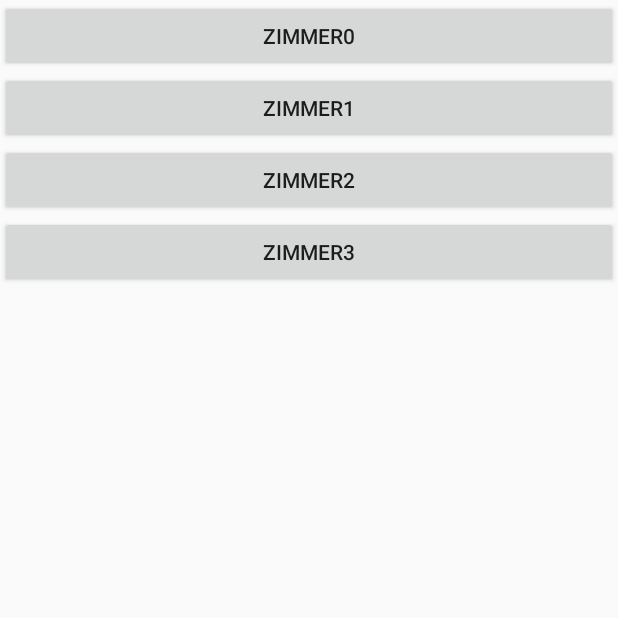
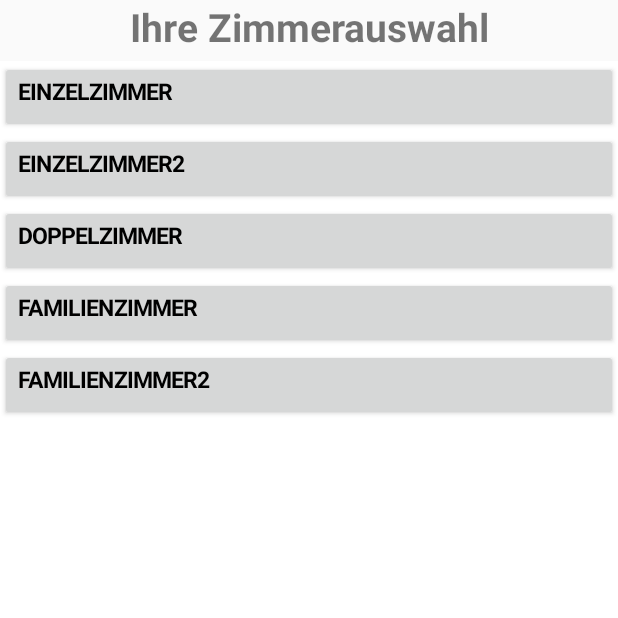
Before and after one commit to Benzolitz/FHDW.Hotel.Android, an Android app: the AccordeonZimmer screen opened directly, with no data from a screen before it, on a phone screen of 412 x 824 dp, the top half of it. Run offline under Robolectric (Android 15) with nearby library versions, the phone set to English and light mode, and no system bars.

Commit message:
Accordeon fast fertig

```diff
--- a/app/src/main/java/fhdw/hotel/AccordeonZimmer.java
+++ b/app/src/main/java/fhdw/hotel/AccordeonZimmer.java
@@ -1,177 +1,306 @@
 package fhdw.hotel;
 
+
+import android.app.Activity;
+
+import android.graphics.drawable.Drawable;
+import android.opengl.Visibility;
 import android.os.Bundle;
-import android.support.design.widget.FloatingActionButton;
-import android.support.design.widget.Snackbar;
-import android.support.v7.app.AppCompatActivity;
-import android.support.v7.widget.Toolbar;
-import android.view.Menu;
-import android.view.MenuInflater;
-import android.view.MenuItem;
+import android.util.TypedValue;
+import android.view.Gravity;
 import android.view.View;
-import android.widget.ArrayAdapter;
+import android.view.ViewGroup.LayoutParams;
 import android.widget.Button;
 import android.widget.LinearLayout;
-import android.app.Activity;
-import android.graphics.Typeface;
-import android.os.Bundle;
-import android.view.View;
-import android.view.ViewGroup.LayoutParams;
+import android.widget.TableLayout;
+import android.widget.TableRow;
+import android.widget.TextView;
 
-import android.widget.CheckBox;
-import android.widget.CompoundButton;
-import android.widget.CompoundButton.OnCheckedChangeListener;
-import android.widget.ListView;
-import android.widget.ScrollView;
-import android.widget.Toast;
+public class AccordeonZimmer extends Activity {
+    LinearLayout rooms;
 
-
-
-public class AccordeonZimmer extends AppCompatActivity {
-    Button b;
-    ScrollView scrollview;
-    Toolbar toolbar;
-    LinearLayout magicLL;
-    ListView magicLV;
-
-    @Override
-    public boolean onCreateOptionsMenu(Menu menu) {
-        getMenuInflater().inflate(R.menu.menu_accordeon_zimmer, menu);
-        return true;
+    public void onCreate(Bundle savedInstanceState) {
+        super.onCreate(savedInstanceState);
+        setContentView(R.layout.content_accordeon_zimmer);
+        rooms = (LinearLayout) findViewById(R.id.linearLayoutBuses);
+        fillCountryTable();
     }
 
-    @Override
-    public boolean onOptionsItemSelected(MenuItem item) {
-        int id = item.getItemId();
-        if (id == R.id.action_settings) {
-            return true;
-        }
-        return super.onOptionsItemSelected(item);
-    }
+    void fillCountryTable() {
 
-    /**
-     * Called when the activity is first created.
-     */
-    @Override
-    public void onCreate(Bundle savedInstanceState) {
-        super.onCreate(savedInstanceState);
-        setContentView(R.layout.activity_accordeon_zimmer);
-//      toolbar = (Toolbar) findViewById(R.id.toolbar);
-        toolbar = new Toolbar(this);
-        setSupportActionBar(toolbar);
+        Button b1;
+        TextView t1;
+//Converting to dip unit
+        int dip = (int) TypedValue.applyDimension(TypedValue.COMPLEX_UNIT_DIP,
+                (float) 1, getResources().getDisplayMetrics());
 
+        for (int current = 0; current < BusList.busNumber.length; current++) {
 
-//        ArrayAdapter<String> arrayAdapter = new ArrayAdapter<String>(this, R.layout.content_accordeon_zimmer);
+            b1 = new Button(this);
+            t1 = new TextView(this);
 
+            b1.setId(current);
+            t1.setId(current);
 
-        scrollview = new ScrollView(this);
-        LinearLayout linearlayout = new LinearLayout(this);
-        linearlayout.setOrientation(LinearLayout.VERTICAL);
-        scrollview.addView(linearlayout);
+            b1.setText(BusList.busNumber[current]);
+            t1.setText(BusList.busName[current]);
 
-        for (int i = 0; i < 4; i++) {
-            LinearLayout linear1 = new LinearLayout(this);
-            linear1.setOrientation(LinearLayout.HORIZONTAL);
-            linearlayout.addView(linear1);
-            b = new Button(this);
-            b.setText("Zimmer" + i);
-            b.setId(i);
+            b1.setTypeface(null, 1);
+            t1.setTypeface(null, 1);
 
-            b.setPadding(8, 3, 8, 3);
-            b.setLayoutParams(new LayoutParams(LayoutParams.FILL_PARENT, LayoutParams.WRAP_CONTENT));
+            t1.setTextSize(15);
+            b1.setTextSize(15);
 
-            linear1.addView(b);
+            b1.setGravity(Gravity.LEFT);
+            t1.setGravity(Gravity.LEFT);
 
-            magicLL = new LinearLayout(this);
-            magicLL.setOrientation(LinearLayout.VERTICAL);
-            magicLL.setId(100 + i);
+            t1.setPadding(20, 10, 10, 10);
 
+            /**
+             * By default, color of button is black
+             */
+            b1.setTextColor(getResources().getColor(R.color.black));
 
-            magicLV = new ListView(this);
-            magicLV.setId(200 + i);
-//
-//
-//            magicLV.setAdapter(arrayAdapter);
-//            arrayAdapter.add("listview" + i);
+//            b1.setCompoundDrawablesWithIntrinsicBounds(
+//                    0,     //left
+//                    0,      //top
+//                    R.drawable.sq_br_down,  //right
+//                    0);     //bottom
+            t1.setVisibility(t1.GONE);
 
-            magicLL.addView(magicLV);
+            rooms.addView(b1, new TableLayout.LayoutParams(
+                    LayoutParams.WRAP_CONTENT, LayoutParams.WRAP_CONTENT));
+            rooms.addView(t1, new TableLayout.LayoutParams(
+                    LayoutParams.WRAP_CONTENT, LayoutParams.WRAP_CONTENT));
 
+            b1.setOnClickListener(new View.OnClickListener() {
 
-            linear1.addView(magicLL);
+                public void onClick(View v) {
+                    Button button = (Button) v;
+                    LinearLayout parent = (LinearLayout) v.getParent();
 
+                    /**
+                     * If text color is black
+                     *         open the accordion of selected tab
+                     *         close the accordion of remaining tab
+                     * else
+                     *         if text color is white
+                     *         close the accordion of selected tab
+                     */
+                    if (button.getCurrentTextColor() == getResources().getColor(R.color.black)) {
+                        for (int j = 0; j < parent.getChildCount(); j++) {
+                            if (v.getId() == parent.getChildAt(j).getId()) {
+                                /*Change the color of text to check later wether a tab is opened or closed*/
+                                button.setTextColor(getResources().getColor(R.color.white));
 
-//            CheckBox checkbox = new CheckBox(this);
-//            checkbox.setId(i);
-//            checkbox.setText("Wow..");
-//            linear1.addView(checkbox);
-//
-//            checkbox.setOnCheckedChangeListener(new OnCheckedChangeListener() {
-//
-//                @Override
-//                public void onCheckedChanged(CompoundButton arg0, boolean arg1) {
-//                    // TODO Auto-generated method stub
-//                    Toast.makeText(getApplicationContext(), "Checked.."+ arg0.getId(), Toast.LENGTH_SHORT).show();
-//                }
-//            });
-//
-            b.setOnClickListener(new View.OnClickListener() {
+                                parent.getChildAt(j + 1).setVisibility(parent.getChildAt(j + 1).VISIBLE);
 
-                @Override
-                public void onClick(View v) {
-                    // TODO Auto-generated method stub
-//                    Toast.makeText(getApplicationContext(), "Yipee.."+ v.getId(), Toast.LENGTH_SHORT).show();
-                    magicLL = (LinearLayout) findViewById(v.getId());
-                    if (magicLL.getVisibility() == View.VISIBLE) {
-                        magicLL.setVisibility(View.GONE);
+                                /*Icon for arrow right / down*/
+//                                button.setCompoundDrawablesWithIntrinsicBounds(
+//                                        0,     //left
+//                                        0,      //top
+//                                        R.drawable.sq_br_up,  //right
+//                                        0);     //bottom
+                            }
+                        }
                     } else {
-                        magicLL.setVisibility(View.VISIBLE);
+                        for (int j = 0; j < parent.getChildCount(); j++) {
+                            if (v.getId() == parent.getChildAt(j).getId() &&
+                                    parent.getChildAt(j).getVisibility() == View.VISIBLE) {
+
+                                /*Color changing like above*/
+                                button.setTextColor(getResources().getColor(R.color.black));
+                                parent.getChildAt(j + 1).setVisibility(parent.getChildAt(j + 1).GONE);
+
+                                    /*Chenge the icon like above*/
+//                                button.setCompoundDrawablesWithIntrinsicBounds(
+//                                        0,     //left
+//                                        0,      //top
+//                                        R.drawable.sq_br_down,  //right
+//                                        0);     //bottom
+                            }
+                        }
                     }
                 }
             });
         }
-
-
-        this.setContentView(scrollview);
     }
 }
 
-//package fhdw.hotel;
 //
 //import android.os.Bundle;
 //import android.support.design.widget.FloatingActionButton;
 //import android.support.design.widget.Snackbar;
 //import android.support.v7.app.AppCompatActivity;
 //import android.support.v7.widget.Toolbar;
+//import android.view.Menu;
+//import android.view.MenuInflater;
+//import android.view.MenuItem;
 //import android.view.View;
+//import android.widget.ArrayAdapter;
 //import android.widget.Button;
 //import android.widget.LinearLayout;
+//import android.app.Activity;
+//import android.graphics.Typeface;
+//import android.os.Bundle;
+//import android.view.View;
+//import android.view.ViewGroup.LayoutParams;
+//
+//import android.widget.CheckBox;
+//import android.widget.CompoundButton;
+//import android.widget.CompoundButton.OnCheckedChangeListener;
+//import android.widget.ListView;
+//import android.widget.ScrollView;
+//import android.widget.Toast;
+//
+//
 //
 //public class AccordeonZimmer extends AppCompatActivity {
+//    Button b;
+//    ScrollView scrollview;
+//    Toolbar toolbar;
+//    LinearLayout magicLL;
+//    ListView magicLV;
 //
 //    @Override
-//    protected void onCreate(Bundle savedInstanceState) {
+//    public boolean onCreateOptionsMenu(Menu menu) {
+//        getMenuInflater().inflate(R.menu.menu_accordeon_zimmer, menu);
+//        return true;
+//    }
+//
+//    @Override
+//    public boolean onOptionsItemSelected(MenuItem item) {
+//        int id = item.getItemId();
+//        if (id == R.id.action_settings) {
+//            return true;
+//        }
+//        return super.onOptionsItemSelected(item);
+//    }
+//
+//    /**
+//     * Called when the activity is first created.
+//     */
+//    @Override
+//    public void onCreate(Bundle savedInstanceState) {
 //        super.onCreate(savedInstanceState);
 //        setContentView(R.layout.activity_accordeon_zimmer);
-//        Toolbar toolbar = (Toolbar) findViewById(R.id.toolbar);
+////      toolbar = (Toolbar) findViewById(R.id.toolbar);
+//        toolbar = new Toolbar(this);
 //        setSupportActionBar(toolbar);
 //
 //
-//        Button findMagicBtn = (Button) findViewById(R.id.magic_btn);
-//        findMagicBtn.setOnClickListener(new View.OnClickListener() {
+////        ArrayAdapter<String> arrayAdapter = new ArrayAdapter<String>(this, R.layout.content_accordeon_zimmer);
 //
 //
-//            @Override
-//            public void onClick(View v) {
-//                LinearLayout findMagicLl = (LinearLayout) findViewById(R.id.magic_layout);
-//                if (findMagicLl.getVisibility() == View.VISIBLE) {
-//                    findMagicLl.setVisibility(View.GONE);
-//                } else {
-//                    findMagicLl.setVisibility(View.VISIBLE);
-//                }
-//            }
-//        });
-//    }
+//        scrollview = new ScrollView(this);
+//        LinearLayout linearlayout = new LinearLayout(this);
+//        linearlayout.setOrientation(LinearLayout.VERTICAL);
+//        scrollview.addView(linearlayout);
+//
+//        for (int i = 0; i < 4; i++) {
+//            LinearLayout linear1 = new LinearLayout(this);
+//            linear1.setOrientation(LinearLayout.HORIZONTAL);
+//            linearlayout.addView(linear1);
+//            b = new Button(this);
+//            b.setText("Zimmer" + i);
+//            b.setId(i);
+//
+//            b.setPadding(8, 3, 8, 3);
+//            b.setLayoutParams(new LayoutParams(LayoutParams.FILL_PARENT, LayoutParams.WRAP_CONTENT));
+//
+//            linear1.addView(b);
+//
+////            magicLL = new LinearLayout(this);
+////            magicLL.setOrientation(LinearLayout.VERTICAL);
+////            magicLL.setId(100 + i);
 //
 //
+//            magicLV = new ListView(this);
+//            magicLV.setTag("ListView"+i);
+////
+////
+////            magicLV.setAdapter(arrayAdapter);
+////            arrayAdapter.add("listview" + i);
 //
+////            magicLL.addView(magicLV);
+////            magicLL.addView(magicLV);
+//
+//
+//            linear1.addView(magicLV);
+//
+//
+////            CheckBox checkbox = new CheckBox(this);
+////            checkbox.setId(i);
+////            checkbox.setText("Wow..");
+////            linear1.addView(checkbox);
+////
+////            checkbox.setOnCheckedChangeListener(new OnCheckedChangeListener() {
+////
+////                @Override
+////                public void onCheckedChanged(CompoundButton arg0, boolean arg1) {
+////                    // TODO Auto-generated method stub
+////                    Toast.makeText(getApplicationContext(), "Checked.."+ arg0.getId(), Toast.LENGTH_SHORT).show();
+////                }
+////            });
+////
+//            b.setOnClickListener(new View.OnClickListener() {
+//
+//                @Override
+//                public void onClick(View v) {
+//                    // TODO Auto-generated method stub
+////                    Toast.makeText(getApplicationContext(), "Yipee.."+ v.getId(), Toast.LENGTH_SHORT).show();
+////                    magicLV = (ListView) findViewById();
+//                    if (magicLV.getVisibility() == View.VISIBLE) {
+//                        magicLV.setVisibility(View.GONE);
+//                    } else {
+//                        magicLV.setVisibility(View.VISIBLE);
+//                    }
+//                }
+//            });
+//        }
+//
+//
+//        this.setContentView(scrollview);
+//    }
 //}
+//
+////package fhdw.hotel;
+////
+////import android.os.Bundle;
+////import android.support.design.widget.FloatingActionButton;
+////import android.support.design.widget.Snackbar;
+////import android.support.v7.app.AppCompatActivity;
+////import android.support.v7.widget.Toolbar;
+////import android.view.View;
+////import android.widget.Button;
+////import android.widget.LinearLayout;
+////
+////public class AccordeonZimmer extends AppCompatActivity {
+////
+////    @Override
+////    protected void onCreate(Bundle savedInstanceState) {
+////        super.onCreate(savedInstanceState);
+////        setContentView(R.layout.activity_accordeon_zimmer);
+////        Toolbar toolbar = (Toolbar) findViewById(R.id.toolbar);
+////        setSupportActionBar(toolbar);
+////
+////
+////        Button findMagicBtn = (Button) findViewById(R.id.magic_btn);
+////        findMagicBtn.setOnClickListener(new View.OnClickListener() {
+////
+////
+////            @Override
+////            public void onClick(View v) {
+////                LinearLayout findMagicLl = (LinearLayout) findViewById(R.id.magic_layout);
+////                if (findMagicLl.getVisibility() == View.VISIBLE) {
+////                    findMagicLl.setVisibility(View.GONE);
+////                } else {
+////                    findMagicLl.setVisibility(View.VISIBLE);
+////                }
+////            }
+////        });
+////    }
+////
+////
+////
+////}
--- /dev/null
+++ b/app/src/main/java/fhdw/hotel/BusList.java
@@ -0,0 +1,6 @@
+package fhdw.hotel;
+
+public class BusList {
+public static String[] busNumber = { "Einzelzimmer","Einzelzimmer2", "Doppelzimmer", "Familienzimmer", "Familienzimmer2"};
+public static String[] busName = { "Auswahl1", "Auswahl2", "Auswahl3", "Auswahl4", "Auswahl5"};
+}
--- a/app/src/main/res/layout/content_accordeon_zimmer.xml
+++ b/app/src/main/res/layout/content_accordeon_zimmer.xml
@@ -1,51 +1,57 @@
 <?xml version="1.0" encoding="utf-8"?>
 
+<LinearLayout xmlns:android="http://schemas.android.com/apk/res/android"
+    android:layout_width="fill_parent"
+    android:layout_height="fill_parent"
+    android:orientation="vertical"
+    android:id="@+id/faq_header">
 
-<RelativeLayout xmlns:android="http://schemas.android.com/apk/res/android"
-xmlns:app="http://schemas.android.com/apk/res-auto"
-xmlns:tools="http://schemas.android.com/tools"
-android:layout_width="match_parent"
-android:layout_height="match_parent"
-android:paddingBottom="@dimen/activity_vertical_margin"
-android:paddingLeft="@dimen/activity_horizontal_margin"
-android:paddingRight="@dimen/activity_horizontal_margin"
-android:paddingTop="@dimen/activity_vertical_margin"
-app:layout_behavior="@string/appbar_scrolling_view_behavior"
-tools:context="fhdw.hotel.AccordeonZimmer"
-tools:showIn="@layout/activity_accordeon_zimmer">
+    <TextView
+        android:layout_width="fill_parent"
+        android:layout_height="wrap_content"
+        android:layout_marginBottom="5dip"
+        android:gravity="center_vertical|center_horizontal"
+        android:text="Ihre Zimmerauswahl"
+        android:textSize="26dip"
+        android:textStyle="bold"
+        android:typeface="sans" />
+
+    <LinearLayout
+        android:id="@+id/ll_country"
+        android:layout_width="fill_parent"
+        android:layout_height="fill_parent">
+
+        <ScrollView
+            android:id="@+id/ScrollView11"
+            android:layout_width="fill_parent"
+            android:layout_height="fill_parent"
+            android:fillViewport="true">
+
+            <LinearLayout
+                android:id="@+id/linearLayoutBuses"
+                android:layout_width="fill_parent"
+                android:layout_height="fill_parent"
+                android:background="#FFFFFF"
+                android:orientation="vertical"
+                android:stretchColumns="0,1"></LinearLayout>
+        </ScrollView>
+    </LinearLayout>
+</LinearLayout>
 
 
-<!--<LinearLayout-->
-    <!--android:id="@+id/linearLayout"-->
-    <!--android:layout_width="match_parent"-->
-    <!--android:layout_height="match_parent"-->
-    <!--android:layout_alignParentStart="true"-->
-    <!--android:orientation="vertical"-->
-    <!--android:weightSum="1">-->
-
-    <!--<Button-->
-        <!--android:id="@+id/magic_btn"-->
-        <!--android:layout_width="match_parent"-->
-        <!--android:layout_height="wrap_content"-->
-        <!--android:layout_alignParentStart="true"-->
-        <!--android:layout_alignParentTop="true"-->
-        <!--android:text="Magic Btn" />-->
-
-    <!--<LinearLayout-->
-        <!--android:id="@+id/magic_layout"-->
-        <!--android:layout_width="match_parent"-->
-        <!--android:layout_height="wrap_content"-->
-        <!--android:orientation="vertical"-->
-        <!--android:visibility="gone">-->
+    <!--<?xml version="1.0" encoding="utf-8"?>-->
 
 
-        <!--<ListView-->
-            <!--android:layout_width="match_parent"-->
-            <!--android:layout_height="wrap_content"-->
-            <!--android:id="@+id/listView"-->
-            <!--android:choiceMode="singleChoice"-->
-            <!--android:entries="@array/lst_zimmer" />-->
-    <!--</LinearLayout>-->
-<!--</LinearLayout>-->
+    <!--<RelativeLayout xmlns:android="http://schemas.android.com/apk/res/android"--><!--xmlns:app="http://schemas.android.com/apk/res-auto"--><!--xmlns:tools="http://schemas.android.com/tools"--><!--android:layout_width="match_parent"--><!--android:layout_height="match_parent"--><!--android:paddingBottom="@dimen/activity_vertical_margin"--><!--android:paddingLeft="@dimen/activity_horizontal_margin"--><!--android:paddingRight="@dimen/activity_horizontal_margin"--><!--android:paddingTop="@dimen/activity_vertical_margin"--><!--app:layout_behavior="@string/appbar_scrolling_view_behavior"--><!--tools:context="fhdw.hotel.AccordeonZimmer"--><!--tools:showIn="@layout/activity_accordeon_zimmer">-->
 
-</RelativeLayout>
+
+    <!--&lt;!&ndash;<LinearLayout&ndash;&gt;--><!--&lt;!&ndash;android:id="@+id/linearLayout"&ndash;&gt;--><!--&lt;!&ndash;android:layout_width="match_parent"&ndash;&gt;--><!--&lt;!&ndash;android:layout_height="match_parent"&ndash;&gt;--><!--&lt;!&ndash;android:layout_alignParentStart="true"&ndash;&gt;--><!--&lt;!&ndash;android:orientation="vertical"&ndash;&gt;--><!--&lt;!&ndash;android:weightSum="1">&ndash;&gt;-->
+
+    <!--&lt;!&ndash;<Button&ndash;&gt;--><!--&lt;!&ndash;android:id="@+id/magic_btn"&ndash;&gt;--><!--&lt;!&ndash;android:layout_width="match_parent"&ndash;&gt;--><!--&lt;!&ndash;android:layout_height="wrap_content"&ndash;&gt;--><!--&lt;!&ndash;android:layout_alignParentStart="true"&ndash;&gt;--><!--&lt;!&ndash;android:layout_alignParentTop="true"&ndash;&gt;--><!--&lt;!&ndash;android:text="Magic Btn" />&ndash;&gt;-->
+
+    <!--&lt;!&ndash;<LinearLayout&ndash;&gt;--><!--&lt;!&ndash;android:id="@+id/magic_layout"&ndash;&gt;--><!--&lt;!&ndash;android:layout_width="match_parent"&ndash;&gt;--><!--&lt;!&ndash;android:layout_height="wrap_content"&ndash;&gt;--><!--&lt;!&ndash;android:orientation="vertical"&ndash;&gt;--><!--&lt;!&ndash;android:visibility="gone">&ndash;&gt;-->
+
+
+    <!--&lt;!&ndash;<ListView&ndash;&gt;--><!--&lt;!&ndash;android:layout_width="match_parent"&ndash;&gt;--><!--&lt;!&ndash;android:layout_height="wrap_content"&ndash;&gt;--><!--&lt;!&ndash;android:id="@+id/listView"&ndash;&gt;--><!--&lt;!&ndash;android:choiceMode="singleChoice"&ndash;&gt;--><!--&lt;!&ndash;android:entries="@array/lst_zimmer" />&ndash;&gt;--><!--&lt;!&ndash;</LinearLayout>&ndash;&gt;--><!--&lt;!&ndash;</LinearLayout>&ndash;&gt;-->
+
+    <!--</RelativeLayout>-->
--- a/app/src/main/res/values/strings.xml
+++ b/app/src/main/res/values/strings.xml
@@ -31,4 +31,10 @@
     <string name="permission_rationale">"Contacts permissions are needed for providing email
         completions."
     </string>
+    <string name="hello">Hello World, HelloAccordion_JAVA!</string>
+    <!--<string name="app_name">HelloAccordion_JAVA</string>-->
+
+    <color name="white">#ffffffff</color>
+<color name="black">#ff000000</color>
+
 </resources>
```
Also changed, not shown: app/src/main/res/values/arrays.xml (+16 -0 lines).
